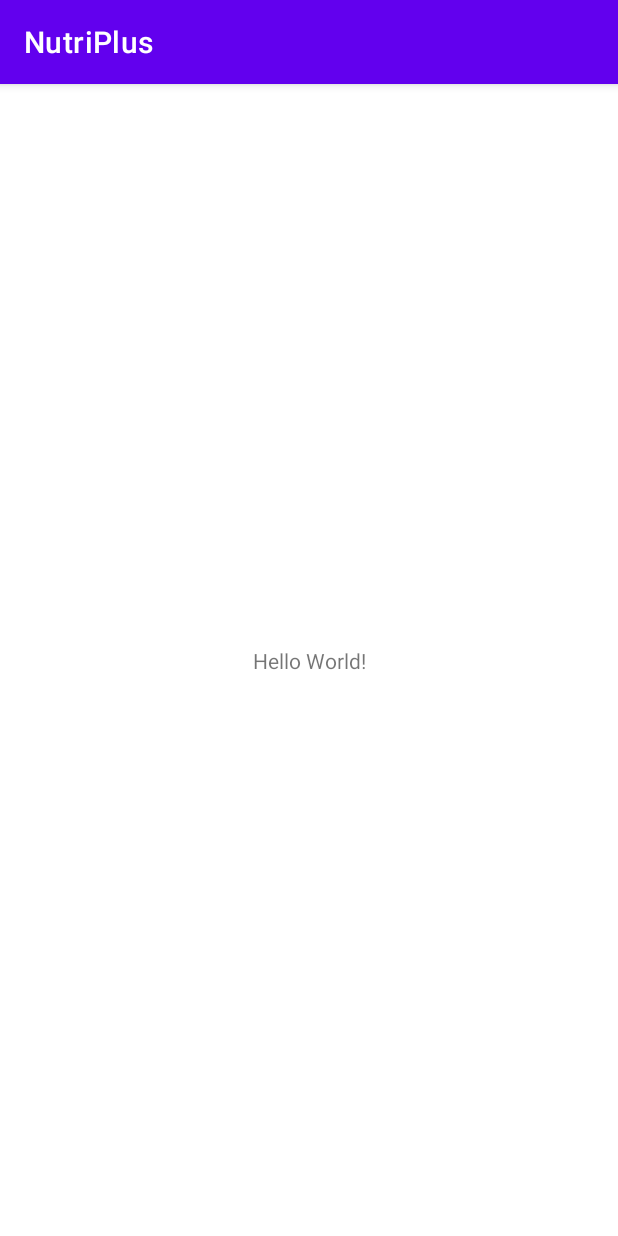
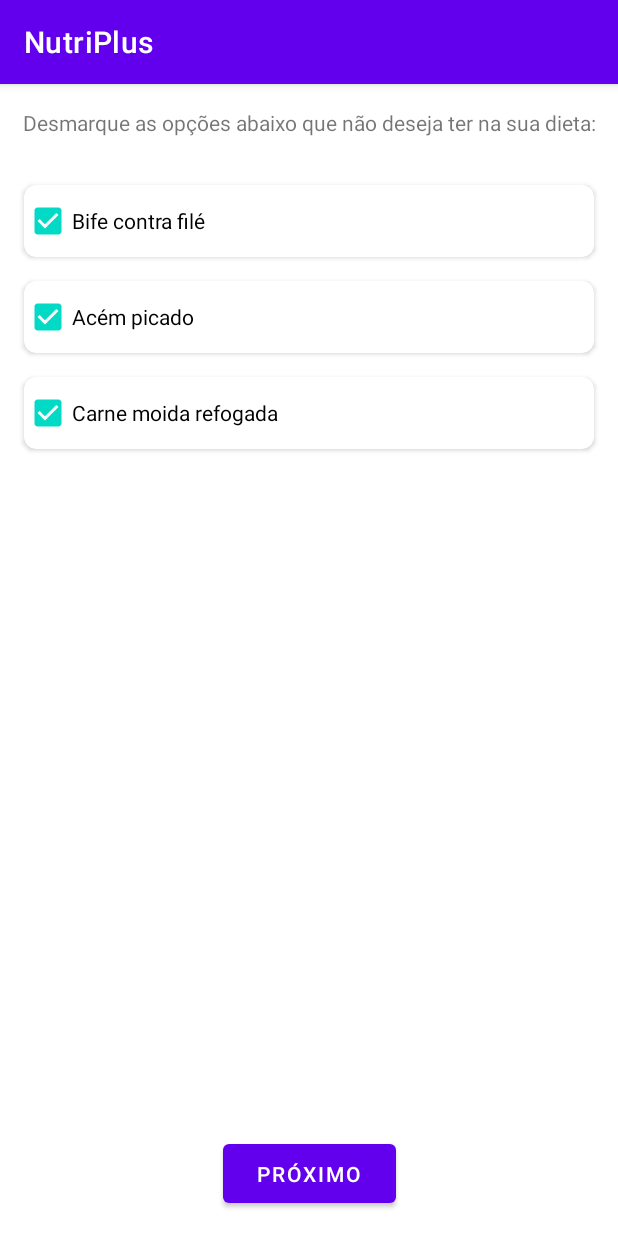
Before and after one commit to karine24/NutriPlus, an Android app: the screen it shows after launch (MainActivity before the commit, SelecaoAlimentosActivity after it), on a phone screen of 412 x 824 dp. Run offline under Robolectric (Android 15) with nearby library versions, the phone set to English and light mode, and no system bars.

Commit message:
Inicio tela de seleção de alimentos

```diff
--- a/app/src/main/AndroidManifest.xml
+++ b/app/src/main/AndroidManifest.xml
@@ -12,6 +12,15 @@
         <activity
             android:name=".MainActivity"
             android:exported="true">
+<!--            <intent-filter>-->
+<!--                <action android:name="android.intent.action.MAIN" />-->
+
+<!--                <category android:name="android.intent.category.LAUNCHER" />-->
+<!--            </intent-filter>-->
+        </activity>
+        <activity
+            android:name=".SelecaoAlimentosActivity"
+            android:exported="true">
             <intent-filter>
                 <action android:name="android.intent.action.MAIN" />
 
--- /dev/null
+++ b/app/src/main/java/pucminas/br/nutriplus/Alimento.java
@@ -0,0 +1,82 @@
+package pucminas.br.nutriplus;
+
+public class Alimento {
+    private String nome;
+    private boolean selecionado;
+    private double carboidratos;
+    private double proteinas;
+    private double lipideos;
+    private double fibraAlimentar;
+    private double energia;
+
+    public Alimento(String nome,
+                    double carboidratos,
+                    double proteinas,
+                    double lipideos,
+                    double fibraAlimentar,
+                    double energia) {
+        this.nome = nome;
+        this.carboidratos = carboidratos;
+        this.proteinas = proteinas;
+        this.lipideos = lipideos;
+        this.fibraAlimentar = fibraAlimentar;
+        this.energia = energia;
+        this.selecionado = true;
+    }
+
+    public String getNome() {
+        return nome;
+    }
+
+    public void setNome(String nome) {
+        this.nome = nome;
+    }
+
+    public double getCarboidratos() {
+        return carboidratos;
+    }
+
+    public void setCarboidratos(double carboidratos) {
+        this.carboidratos = carboidratos;
+    }
+
+    public double getProteinas() {
+        return proteinas;
+    }
+
+    public void setProteinas(double proteinas) {
+        this.proteinas = proteinas;
+    }
+
+    public double getLipideos() {
+        return lipideos;
+    }
+
+    public void setLipideos(double lipideos) {
+        this.lipideos = lipideos;
+    }
+
+    public double getFibraAlimentar() {
+        return fibraAlimentar;
+    }
+
+    public void setFibraAlimentar(double fibraAlimentar) {
+        this.fibraAlimentar = fibraAlimentar;
+    }
+
+    public double getEnergia() {
+        return energia;
+    }
+
+    public void setEnergia(double energia) {
+        this.energia = energia;
+    }
+
+    public boolean isSelecionado() {
+        return selecionado;
+    }
+
+    public void setSelecionado(boolean selecionado) {
+        this.selecionado = selecionado;
+    }
+}
--- a/app/src/main/java/pucminas/br/nutriplus/MainActivity.java
+++ b/app/src/main/java/pucminas/br/nutriplus/MainActivity.java
@@ -2,6 +2,7 @@ package pucminas.br.nutriplus;
 
 import androidx.appcompat.app.AppCompatActivity;
 
+import android.content.Intent;
 import android.os.Bundle;
 
 public class MainActivity extends AppCompatActivity {
@@ -10,5 +11,7 @@ public class MainActivity extends AppCompatActivity {
     protected void onCreate(Bundle savedInstanceState) {
         super.onCreate(savedInstanceState);
         setContentView(R.layout.activity_main);
+
+        startActivity(new Intent(MainActivity.this, SelecaoAlimentosActivity.class));
     }
 }
--- /dev/null
+++ b/app/src/main/java/pucminas/br/nutriplus/SelecaoAlimentosActivity.java
@@ -0,0 +1,45 @@
+package pucminas.br.nutriplus;
+
+import android.os.Bundle;
+
+import androidx.appcompat.app.AppCompatActivity;
+import androidx.recyclerview.widget.RecyclerView;
+
+import java.util.ArrayList;
+import java.util.List;
+
+public class SelecaoAlimentosActivity extends AppCompatActivity {
+
+    private int totalAlimentos = 34;
+    private SelecaoAlimentosAdapter selecaoAlimentosAdapter;
+
+    @Override
+    protected void onCreate(Bundle savedInstanceState) {
+        super.onCreate(savedInstanceState);
+
+        setContentView(R.layout.activity_listagem_alimentos);
+
+        List<Alimento> alimentos = new ArrayList<>();
+        alimentos.add(new Alimento("Bife contra filé", 0D, 24.7, 16.9, 0D, 249.6));
+        alimentos.add(new Alimento("Acém picado", 2D, 14.4, 3.4, 0D, 96.8));
+        alimentos.add(new Alimento("Carne moida refogada",  3.9, 6.8, 3.9, 0D, 77D));
+//        nomesAlimentos.add("Filé de peito de frango");
+//        nomesAlimentos.add("Lombo porco");
+//        nomesAlimentos.add("Linguiça (porco)");
+//        nomesAlimentos.add("Hamburguer bovino");
+//        nomesAlimentos.add("Ovo de galinha");
+//        nomesAlimentos.add("Feijão carioca cozido");
+//        nomesAlimentos.add("Feijão preto cozido");
+
+        RecyclerView recyclerView = (RecyclerView) findViewById(R.id.recyclerView_Checkbox);
+
+        selecaoAlimentosAdapter = new SelecaoAlimentosAdapter(new OnClickListener<Alimento>() {
+            @Override
+            public void onClick(Alimento T) {
+
+            }
+        });
+        recyclerView.setAdapter(selecaoAlimentosAdapter);
+        selecaoAlimentosAdapter.setList(alimentos);
+    }
+}
--- /dev/null
+++ b/app/src/main/java/pucminas/br/nutriplus/SelecaoAlimentosAdapter.java
@@ -0,0 +1,69 @@
+package pucminas.br.nutriplus;
+
+import android.view.LayoutInflater;
+import android.view.View;
+import android.view.ViewGroup;
+import android.widget.CheckBox;
+import android.widget.CompoundButton;
+
+import androidx.annotation.NonNull;
+import androidx.cardview.widget.CardView;
+import androidx.recyclerview.widget.RecyclerView;
+
+import java.util.ArrayList;
+import java.util.List;
+
+public class SelecaoAlimentosAdapter extends RecyclerView.Adapter<SelecaoAlimentosAdapter.MyViewHolder>{
+    private List<Alimento> mDataset;
+    OnClickListener<Alimento> onClickListener;
+
+    public SelecaoAlimentosAdapter(OnClickListener<Alimento> clickListener) {
+        mDataset = new ArrayList<>();
+        onClickListener = clickListener;
+    }
+
+    public void setList(List<Alimento> alimentos) {
+        mDataset.addAll(alimentos);
+        notifyDataSetChanged();
+    }
+
+    @NonNull
+    @Override
+    public MyViewHolder onCreateViewHolder(@NonNull ViewGroup parent, int viewType) {
+        return new MyViewHolder((CardView) LayoutInflater.from(parent.getContext())
+                .inflate(R.layout.item_alimento, parent, false));
+    }
+
+    @Override
+    public void onBindViewHolder(@NonNull MyViewHolder holder, int position) {
+        Alimento alimento = mDataset.get(position);
+        holder.checkBox.setChecked(alimento.isSelecionado());
+        holder.checkBox.setText(alimento.getNome());
+        holder.checkBox.setOnCheckedChangeListener(new CompoundButton.OnCheckedChangeListener() {
+            @Override
+            public void onCheckedChanged(CompoundButton compoundButton, boolean b) {
+                alimento.setSelecionado(!alimento.isSelecionado());
+                onClickListener.onClick(alimento);
+            }
+        });
+    }
+
+    @Override
+    public int getItemCount() {
+        return mDataset.size();
+    }
+
+    public static class MyViewHolder extends RecyclerView.ViewHolder {
+        public CheckBox checkBox;
+
+
+        public MyViewHolder(CardView v) {
+            super(v);
+            checkBox = v.findViewById(R.id.checkBox);
+        }
+    }
+}
+
+interface OnClickListener<T> {
+    void onClick(T T);
+}
--- /dev/null
+++ b/app/src/main/res/layout/activity_listagem_alimentos.xml
@@ -0,0 +1,44 @@
+<?xml version="1.0" encoding="utf-8"?>
+<androidx.constraintlayout.widget.ConstraintLayout xmlns:android="http://schemas.android.com/apk/res/android"
+    xmlns:app="http://schemas.android.com/apk/res-auto"
+    xmlns:tools="http://schemas.android.com/tools"
+    android:layout_width="match_parent"
+    android:layout_height="match_parent">
+
+    <TextView
+        android:id="@+id/textView"
+        android:layout_marginTop="16dp"
+        android:layout_width="0dp"
+        android:layout_height="wrap_content"
+        android:text="@string/desmarque_opcoes"
+        android:gravity="center"
+        app:layout_constraintBottom_toTopOf="@+id/recyclerView_Checkbox"
+        app:layout_constraintEnd_toEndOf="parent"
+        app:layout_constraintStart_toStartOf="parent"
+        app:layout_constraintTop_toTopOf="parent" />
+
+    <androidx.recyclerview.widget.RecyclerView
+        android:id="@+id/recyclerView_Checkbox"
+        android:layout_marginTop="16dp"
+        android:layout_width="0dp"
+        android:layout_height="0dp"
+        android:orientation="vertical"
+        app:layout_constraintBottom_toTopOf="@id/button"
+        app:layout_constraintEnd_toEndOf="parent"
+        app:layout_constraintStart_toStartOf="parent"
+        app:layout_constraintTop_toBottomOf="@id/textView"
+        tools:listitem="@layout/item_alimento"
+        app:layoutManager="androidx.recyclerview.widget.LinearLayoutManager"/>
+
+    <Button
+        android:id="@+id/button"
+        android:layout_width="115dp"
+        android:layout_height="51dp"
+        android:layout_marginTop="13dp"
+        android:layout_marginBottom="16dp"
+        android:text="@string/proximo"
+        app:layout_constraintBottom_toBottomOf="parent"
+        app:layout_constraintEnd_toEndOf="parent"
+        app:layout_constraintStart_toStartOf="parent"
+        app:layout_constraintTop_toBottomOf="@+id/recyclerView_Checkbox" />
+</androidx.constraintlayout.widget.ConstraintLayout>
--- /dev/null
+++ b/app/src/main/res/layout/item_alimento.xml
@@ -0,0 +1,18 @@
+<?xml version="1.0" encoding="utf-8"?>
+<androidx.cardview.widget.CardView xmlns:android="http://schemas.android.com/apk/res/android"
+    xmlns:app="http://schemas.android.com/apk/res-auto"
+    android:layout_width="match_parent"
+    xmlns:tools="http://schemas.android.com/tools"
+    android:layout_height="wrap_content"
+    android:layout_marginStart="16dp"
+    android:layout_marginTop="16dp"
+    android:layout_marginEnd="16dp"
+    app:cardCornerRadius="8dp">
+
+    <CheckBox
+        android:id="@+id/checkBox"
+        android:layout_width="match_parent"
+        android:layout_height="48dp"
+        tools:text="Bife" />
+
+</androidx.cardview.widget.CardView>
--- a/app/src/main/res/values/strings.xml
+++ b/app/src/main/res/values/strings.xml
@@ -1,3 +1,5 @@
 <resources>
     <string name="app_name">NutriPlus</string>
+    <string name="desmarque_opcoes">Desmarque as opções abaixo que não deseja ter na sua dieta: </string>
+    <string name="proximo">Próximo</string>
 </resources>
```
